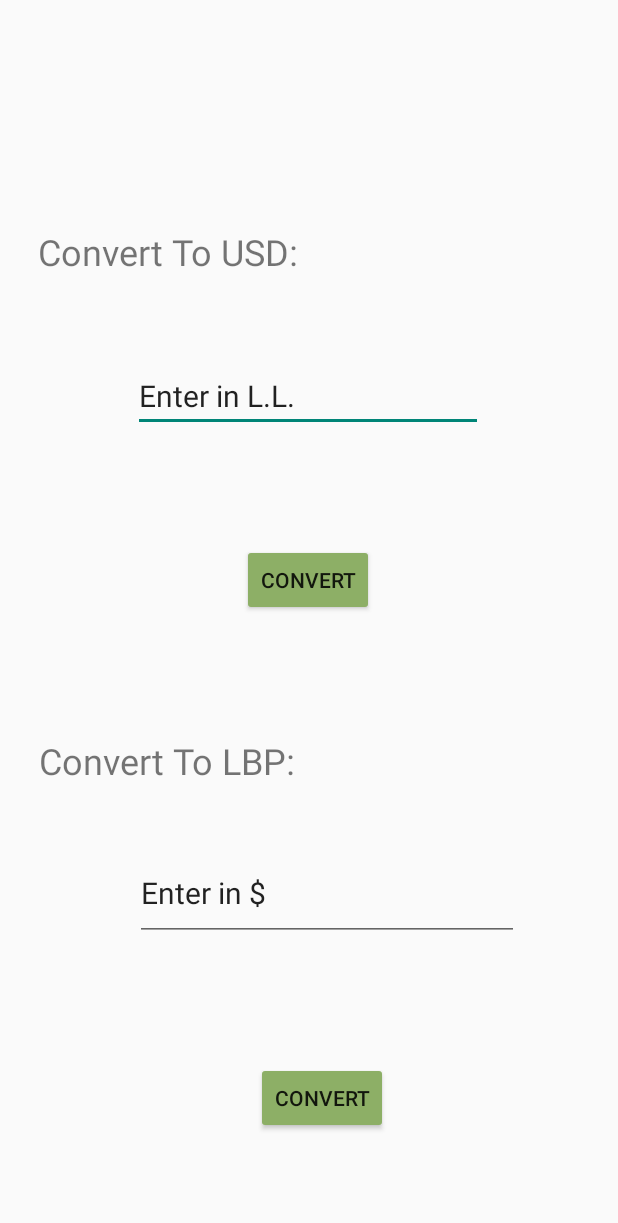
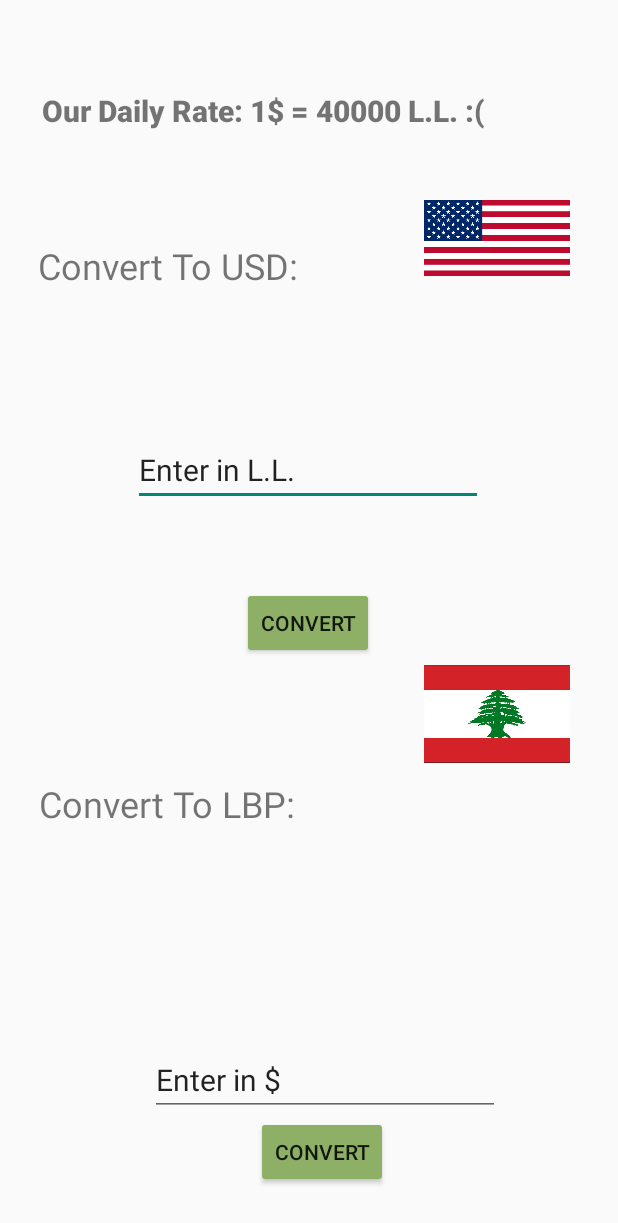
Before and after one commit to TheresaRoukaibe/CurrencyConverter, an Android app: the LandingActivity screen opened directly, with no data from a screen before it, on a phone screen of 412 x 824 dp. Shown: the top 1223 px of the screen. Run offline under Robolectric (Android 15) with nearby library versions, the phone set to English and light mode, and no system bars; 1 statement that could not run was skipped.

Commit message:
Converter page layout modifications

```diff
--- a/app/src/main/java/com/example/firsttest/LandingActivity.java
+++ b/app/src/main/java/com/example/firsttest/LandingActivity.java
@@ -23,11 +23,11 @@ public class LandingActivity extends AppCompatActivity {
         Toast message;
         String lbp_value = LBP.getText().toString();
         double lbpVal = Double.parseDouble(lbp_value);
-        if(lbp_value.isEmpty()){
+        if(lbpVal == 0){
             Toast.makeText(getApplicationContext(), "PLease enter value", Toast.LENGTH_LONG).show();
         }else{
             double newVal = lbpVal/40000;
-            message=Toast.makeText(getApplicationContext(), lbp_value+ " in USD is: " + newVal + " $", Toast.LENGTH_LONG);
+            message=Toast.makeText(getApplicationContext(), lbp_value+ " L.L. in USD is: " + newVal + " $", Toast.LENGTH_LONG);
             message.show();
         }
 
@@ -38,11 +38,11 @@ public class LandingActivity extends AppCompatActivity {
         Toast message;
         String usd_value = USD.getText().toString();
         double usdVal = Double.parseDouble(usd_value);
-        if(usd_value.isEmpty()){
+        if(usdVal == 0){
             Toast.makeText(getApplicationContext(), "PLease enter value", Toast.LENGTH_LONG).show();
         }else{
             double newVal = usdVal*40000;
-            message=Toast.makeText(getApplicationContext(), usd_value+ " in LBP is: " + newVal + " L.L.", Toast.LENGTH_LONG);
+            message=Toast.makeText(getApplicationContext(), usd_value+ " $ in LBP is: " + newVal + " L.L.", Toast.LENGTH_LONG);
             message.show();
         }
     }
--- a/app/src/main/res/layout/activity_landing.xml
+++ b/app/src/main/res/layout/activity_landing.xml
@@ -17,7 +17,7 @@
         app:layout_constraintHorizontal_bias="0.108"
         app:layout_constraintStart_toStartOf="parent"
         app:layout_constraintTop_toTopOf="parent"
-        app:layout_constraintVertical_bias="0.62" />
+        app:layout_constraintVertical_bias="0.656" />
 
     <TextView
         android:id="@+id/LBP_text"
@@ -49,7 +49,7 @@
         android:id="@+id/buttonToLBP"
         android:layout_width="wrap_content"
         android:layout_height="wrap_content"
-        android:layout_marginBottom="68dp"
+        android:layout_marginBottom="32dp"
         android:backgroundTint="#8DAF66"
         android:onClick="convertToLBP"
         android:text="Convert"
@@ -71,21 +71,57 @@
         app:layout_constraintHorizontal_bias="0.497"
         app:layout_constraintStart_toStartOf="parent"
         app:layout_constraintTop_toBottomOf="@+id/LBP_text"
-        app:layout_constraintVertical_bias="0.431" />
+        app:layout_constraintVertical_bias="0.638" />
 
     <EditText
         android:id="@+id/USD_am"
-        android:layout_width="256dp"
-        android:layout_height="63dp"
+        android:layout_width="wrap_content"
+        android:layout_height="wrap_content"
         android:ems="10"
         android:inputType="numberDecimal"
         android:text="Enter in $"
         android:textSize="20sp"
         app:layout_constraintBottom_toTopOf="@+id/buttonToLBP"
         app:layout_constraintEnd_toEndOf="parent"
-        app:layout_constraintHorizontal_bias="0.577"
+        app:layout_constraintHorizontal_bias="0.56"
         app:layout_constraintStart_toStartOf="parent"
         app:layout_constraintTop_toBottomOf="@+id/USD_text"
-        app:layout_constraintVertical_bias="0.337" />
+        app:layout_constraintVertical_bias="1.0" />
+
+    <ImageView
+        android:id="@+id/america"
+        android:layout_width="97dp"
+        android:layout_height="317dp"
+        android:layout_marginEnd="32dp"
+        app:layout_constraintBottom_toTopOf="@+id/USD_am"
+        app:layout_constraintEnd_toEndOf="parent"
+        app:layout_constraintTop_toTopOf="parent"
+        app:layout_constraintVertical_bias="0.0"
+        app:srcCompat="@drawable/america" />
+
+    <ImageView
+        android:id="@+id/imageView3"
+        android:layout_width="97dp"
+        android:layout_height="317dp"
+        android:layout_marginEnd="32dp"
+        android:cropToPadding="true"
+        app:layout_constraintEnd_toEndOf="parent"
+        app:layout_constraintTop_toBottomOf="@+id/america"
+        app:srcCompat="@drawable/lebanon" />
+
+    <TextView
+        android:id="@+id/rate"
+        android:layout_width="wrap_content"
+        android:layout_height="wrap_content"
+        android:layout_marginStart="28dp"
+        android:layout_marginTop="36dp"
+        android:layout_marginBottom="73dp"
+        android:fontFamily="sans-serif-black"
+        android:text="Our Daily Rate: 1$ = 40000 L.L. :("
+        android:textSize="20sp"
+        app:layout_constraintBottom_toTopOf="@+id/LBP_text"
+        app:layout_constraintStart_toStartOf="parent"
+        app:layout_constraintTop_toTopOf="parent"
+        app:layout_constraintVertical_bias="1.0" />
 
 </androidx.constraintlayout.widget.ConstraintLayout>
```
Also changed, not shown: app/src/main/res/drawable/america.png (added), app/src/main/res/drawable/lebanon.png (added).
